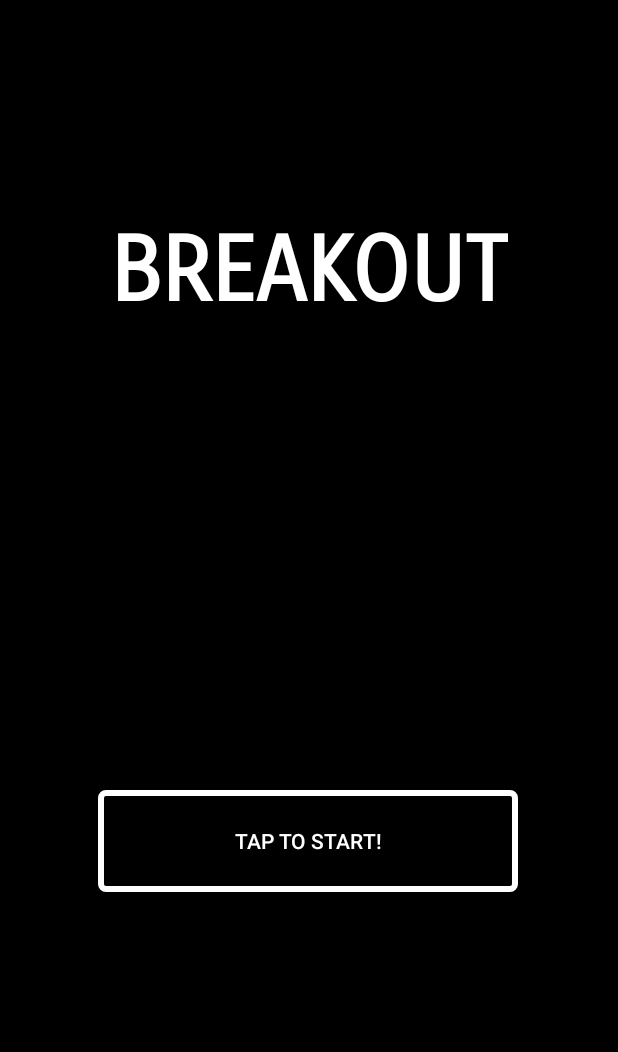
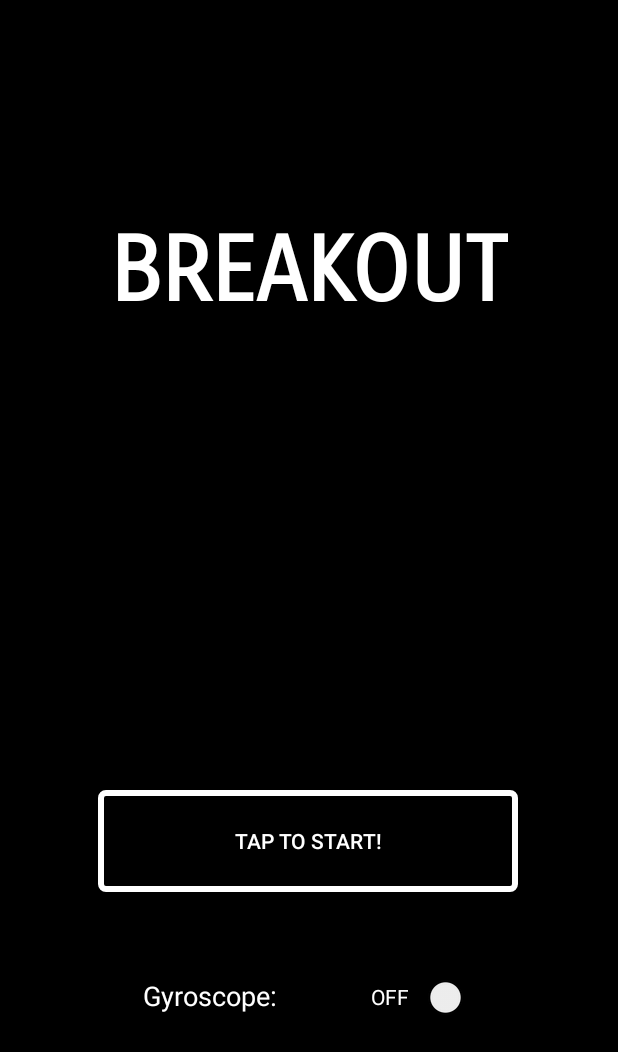
Before and after one commit to ondrejbialek/Breakout, an Android app: the screen it shows after launch (MainActivity), on a phone screen of 412 x 824 dp. Shown: the top 1052 px of the screen. Run offline under Robolectric (Android 15) with nearby library versions, the phone set to English and light mode, and no system bars; 2 statements that could not run were skipped.

Commit message:
Breakout v3
Přidáno ovládání hry za pomocí gyroskopu. Do menu přidán switch pro zapnutí/vypnutí gyroskopu.

```diff
--- a/app/src/main/java/com/example/myapplication/BreakoutEngine.java
+++ b/app/src/main/java/com/example/myapplication/BreakoutEngine.java
@@ -6,20 +6,31 @@ import android.graphics.Color;
 import android.graphics.Paint;
 import android.graphics.Rect;
 import android.graphics.RectF;
+import android.hardware.Sensor;
+import android.hardware.SensorEvent;
+import android.hardware.SensorEventListener;
+import android.hardware.SensorManager;
 import android.util.Log;
 import android.view.MotionEvent;
 import android.view.SurfaceHolder;
 import android.view.SurfaceView;
+import android.widget.Toast;
 
 
 class BreakoutEngine extends SurfaceView implements Runnable{
 
     private Thread gameThread = null;
 
+    private SensorManager sensorManager;
+    private Sensor gyroscopeSensor;
+    private SensorEventListener gyroscopeEventListener;
+
     private SurfaceHolder ourHolder;
 
     private volatile boolean playing;
     private boolean completed;
+    private boolean gyroscopeOnOff = false;
+    private boolean changed = false;
 
     private boolean paused = true;
 
@@ -44,6 +55,12 @@ class BreakoutEngine extends SurfaceView implements Runnable{
 
     double sumY = 0;
 
+    int brickSound;
+    int paddleWallSound;
+    int winSound;
+    int loseSound;
+
+
     public BreakoutEngine(Context context, int x, int y) {
 
         super(context);
@@ -54,15 +71,43 @@ class BreakoutEngine extends SurfaceView implements Runnable{
         row = 6;
         col = 7;
         bricksCount = row * col;
+
+        sensorManager = (SensorManager) context.getSystemService(Context.SENSOR_SERVICE);
+
+        gyroscopeSensor = sensorManager.getDefaultSensor(Sensor.TYPE_GYROSCOPE);
+
+        if (gyroscopeSensor == null) {
+            Toast.makeText(context, "The device has no gyroscope!", Toast.LENGTH_SHORT).show();
+        }
+
+        gyroscopeEventListener = new SensorEventListener() {
+            @Override
+            public void onSensorChanged(SensorEvent event) {
+                if (event.values[2] > 0.5f) {
+
+                    paddle.setDirection(paddle.left);
+
+                } else if (event.values[2] < -0.5f) {
+
+                    paddle.setDirection(paddle.right);
+
+                }
+            }
+
+            @Override
+            public void onAccuracyChanged(Sensor sensor, int accuracy) {
+
+            }
+        };
+
         ourHolder = getHolder();
         paint = new Paint();
-
         completed = false;
-
         restart();
     }
 
     public void pause() {
+        sensorManager.unregisterListener(gyroscopeEventListener);
         playing = false;
         try {
             gameThread.join();
@@ -72,6 +117,7 @@ class BreakoutEngine extends SurfaceView implements Runnable{
     }
 
     public void resume() {
+        sensorManager.registerListener(gyroscopeEventListener, gyroscopeSensor, SensorManager.SENSOR_DELAY_FASTEST);
         playing = true;
         gameThread = new Thread(this);
         gameThread.start();
@@ -254,6 +300,7 @@ class BreakoutEngine extends SurfaceView implements Runnable{
                 canvas.drawText(text, screenX/2 - bounds.width()/2,(int)(screenY*(0.65)), paint);
                 completed = true;
                 paused = true;
+                changed = false;
                 restart();
             }
 
@@ -272,6 +319,7 @@ class BreakoutEngine extends SurfaceView implements Runnable{
                 canvas.drawText(text, screenX/2 - bounds.width()/2,(int)(screenY*(0.65)), paint);
                 completed = true;
                 paused = true;
+                changed = false;
                 restart();
             }
 
@@ -294,6 +342,14 @@ class BreakoutEngine extends SurfaceView implements Runnable{
         switch (motionEvent.getAction() & MotionEvent.ACTION_MASK) {
 
             case MotionEvent.ACTION_DOWN:
+
+                if(!changed) {
+                    gyroscopeOnOff = MainActivity.gyroscopeOnOff;
+                    if(!gyroscopeOnOff){
+                        sensorManager.unregisterListener(gyroscopeEventListener);
+                    }
+                    changed = true;
+                }
 
                 if(completed)
                 {
--- a/app/src/main/java/com/example/myapplication/MainActivity.java
+++ b/app/src/main/java/com/example/myapplication/MainActivity.java
@@ -6,11 +6,15 @@ import android.os.Bundle;
 import android.view.Display;
 import android.view.View;
 import android.widget.Button;
+import android.widget.CompoundButton;
+import android.widget.Switch;
 
 public class MainActivity extends Activity {
 
     BreakoutEngine breakoutEngine;
     Button button;
+    Switch sw;
+    public static boolean gyroscopeOnOff = false;
 
     @Override
     protected void onCreate(Bundle savedInstanceState) {
@@ -23,6 +27,22 @@ public class MainActivity extends Activity {
 
         breakoutEngine = new BreakoutEngine(this, size.x, size.y);
         setContentView(R.layout.activity_main);
+
+        sw = findViewById(R.id.switch1);
+        sw.setText("OFF");
+        sw.setOnCheckedChangeListener(new CompoundButton.OnCheckedChangeListener() {
+            @Override
+            public void onCheckedChanged(CompoundButton buttonView, boolean isChecked) {
+                if(sw.isChecked()){
+                    gyroscopeOnOff = true;
+                    sw.setText("ON");
+                }
+                else {
+                    gyroscopeOnOff = false;
+                    sw.setText("OFF");
+                }
+            }
+        });
 
         button = findViewById(R.id.button);
         button.setOnClickListener(new View.OnClickListener() {
--- a/app/src/main/res/layout/activity_main.xml
+++ b/app/src/main/res/layout/activity_main.xml
@@ -38,4 +38,33 @@
         app:layout_constraintTop_toTopOf="parent"
         app:layout_constraintVertical_bias="0.7" />
 
+    <TextView
+        android:id="@+id/textView2"
+        android:layout_width="92dp"
+        android:layout_height="30dp"
+        android:text="Gyroscope:"
+        android:textColor="#FFFFFF"
+        android:textSize="18sp"
+        app:layout_constraintBottom_toBottomOf="parent"
+        app:layout_constraintEnd_toEndOf="parent"
+        app:layout_constraintHorizontal_bias="0.297"
+        app:layout_constraintStart_toStartOf="parent"
+        app:layout_constraintTop_toTopOf="parent"
+        app:layout_constraintVertical_bias="0.82" />
+
+    <Switch
+        android:id="@+id/switch1"
+        android:layout_width="84dp"
+        android:layout_height="53dp"
+        android:textColor="#FFFFFF"
+        android:textOff="OFF"
+        android:textOn="ON"
+        app:layout_constraintBottom_toBottomOf="parent"
+        app:layout_constraintEnd_toEndOf="parent"
+        app:layout_constraintHorizontal_bias="0.755"
+        app:layout_constraintStart_toStartOf="parent"
+        app:layout_constraintTop_toTopOf="parent"
+        app:layout_constraintVertical_bias="0.828"
+        tools:text="OFF" />
+
 </androidx.constraintlayout.widget.ConstraintLayout>
```
